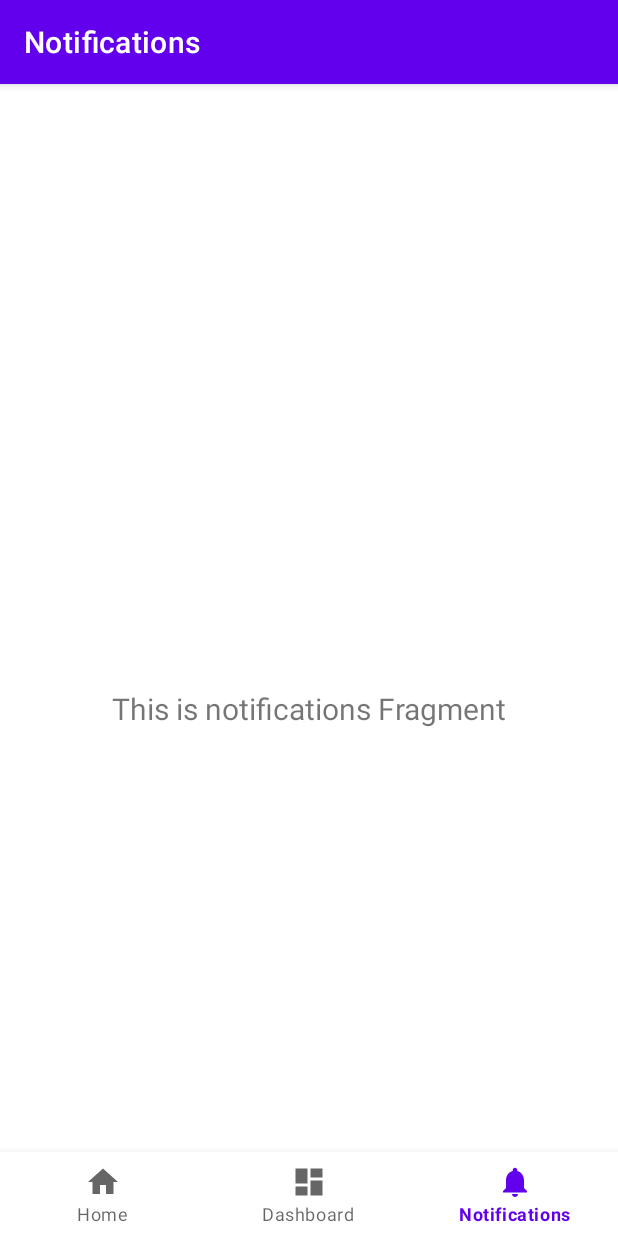
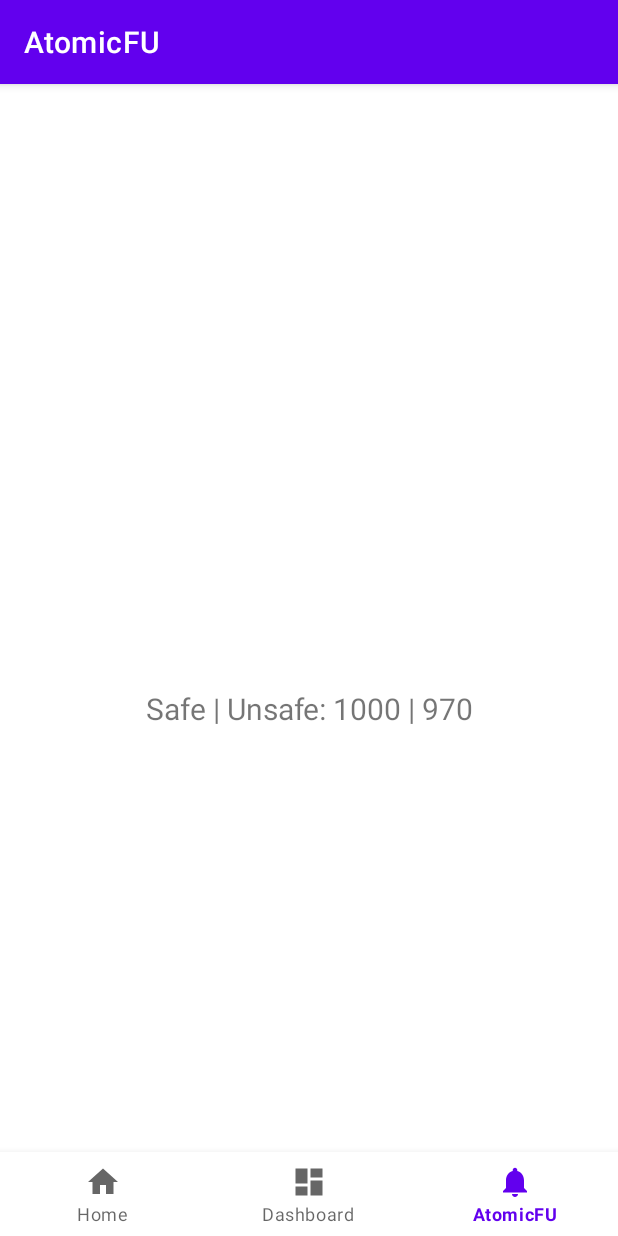
Before and after one commit to severn-everett/AndroidXDemo, an Android app: the screen it shows after launch (MainActivity), item 3 of the bottom bar chosen, on a phone screen of 412 x 824 dp. Run offline under Robolectric (Android 15) with nearby library versions, the phone set to English and light mode, and no system bars; our stand-ins replace navigation-ui.

Commit message:
Initial code for AtomicFU fragment; Reorganized production dependencies

```diff
--- a/app/build.gradle.kts
+++ b/app/build.gradle.kts
@@ -39,12 +39,14 @@ dependencies {
     // Production
     implementation("androidx.core:core-ktx:1.10.0")
     implementation("androidx.appcompat:appcompat:1.6.1")
-    implementation("com.google.android.material:material:1.8.0")
     implementation("androidx.constraintlayout:constraintlayout:2.1.4")
     implementation("androidx.lifecycle:lifecycle-livedata-ktx:2.6.1")
     implementation("androidx.lifecycle:lifecycle-viewmodel-ktx:2.6.1")
     implementation("androidx.navigation:navigation-fragment-ktx:2.5.3")
     implementation("androidx.navigation:navigation-ui-ktx:2.5.3")
+    implementation("com.google.android.material:material:1.8.0")
+    implementation("org.jetbrains.kotlinx:atomicfu:0.20.2")
+    implementation("org.jetbrains.kotlinx:kotlinx-coroutines-android:1.6.4")
     // Test
     testImplementation("junit:junit:4.13.2")
     // Android Test
--- a/app/src/main/java/com/severett/androidxdemo/MainActivity.kt
+++ b/app/src/main/java/com/severett/androidxdemo/MainActivity.kt
@@ -26,7 +26,7 @@ class MainActivity : AppCompatActivity() {
         // menu should be considered as top level destinations.
         val appBarConfiguration = AppBarConfiguration(
             setOf(
-                R.id.navigation_home, R.id.navigation_dashboard, R.id.navigation_notifications
+                R.id.navigation_home, R.id.navigation_dashboard, R.id.navigation_atomicfu
             )
         )
         setupActionBarWithNavController(navController, appBarConfiguration)
--- /dev/null
+++ b/app/src/main/java/com/severett/androidxdemo/ui/atomicfu/AtomicFUFragment.kt
@@ -0,0 +1,57 @@
+package com.severett.androidxdemo.ui.atomicfu
+
+import android.os.Bundle
+import android.view.LayoutInflater
+import android.view.View
+import android.view.ViewGroup
+import android.widget.TextView
+import androidx.fragment.app.Fragment
+import androidx.lifecycle.ViewModelProvider
+import com.severett.androidxdemo.databinding.FragmentAtomicfuBinding
+import kotlinx.atomicfu.atomic
+import kotlinx.coroutines.CoroutineScope
+import kotlinx.coroutines.Dispatchers
+import kotlinx.coroutines.launch
+import kotlinx.coroutines.runBlocking
+
+class AtomicFUFragment : Fragment() {
+    private val safeCounter = atomic(0)
+    private var unsafeCounter = 0
+
+    private var _binding: FragmentAtomicfuBinding? = null
+
+    // This property is only valid between onCreateView and
+    // onDestroyView.
+    private val binding get() = _binding!!
+
+    override fun onCreateView(
+        inflater: LayoutInflater,
+        container: ViewGroup?,
+        savedInstanceState: Bundle?
+    ): View {
+        val atomicFUViewModel = ViewModelProvider(this)[AtomicFUViewModel::class.java]
+
+        _binding = FragmentAtomicfuBinding.inflate(inflater, container, false)
+        val root: View = binding.root
+
+        val textView: TextView = binding.textNotifications
+        atomicFUViewModel.text.observe(viewLifecycleOwner) {
+            textView.text = it
+        }
+        runBlocking {
+            (0 until 1000).map {
+                CoroutineScope(Dispatchers.Default).launch {
+                    safeCounter += 1
+                    unsafeCounter += 1
+                }
+            }.forEach { it.join() }
+        }
+        atomicFUViewModel.text.value = "Safe | Unsafe: ${safeCounter.value} | $unsafeCounter"
+        return root
+    }
+
+    override fun onDestroyView() {
+        super.onDestroyView()
+        _binding = null
+    }
+}
--- /dev/null
+++ b/app/src/main/java/com/severett/androidxdemo/ui/atomicfu/AtomicFUViewModel.kt
@@ -0,0 +1,11 @@
+package com.severett.androidxdemo.ui.atomicfu
+
+import androidx.lifecycle.MutableLiveData
+import androidx.lifecycle.ViewModel
+
+class AtomicFUViewModel : ViewModel() {
+
+    val text = MutableLiveData<String>().apply {
+        value = "This is the AtomicFU Fragment"
+    }
+}
--- a/app/src/main/java/com/severett/androidxdemo/ui/notifications/NotificationsFragment.kt
+++ /dev/null
@@ -1,42 +0,0 @@
-package com.severett.androidxdemo.ui.notifications
-
-import android.os.Bundle
-import android.view.LayoutInflater
-import android.view.View
-import android.view.ViewGroup
-import android.widget.TextView
-import androidx.fragment.app.Fragment
-import androidx.lifecycle.ViewModelProvider
-import com.severett.androidxdemo.databinding.FragmentNotificationsBinding
-
-class NotificationsFragment : Fragment() {
-
-    private var _binding: FragmentNotificationsBinding? = null
-
-    // This property is only valid between onCreateView and
-    // onDestroyView.
-    private val binding get() = _binding!!
-
-    override fun onCreateView(
-        inflater: LayoutInflater,
-        container: ViewGroup?,
-        savedInstanceState: Bundle?
-    ): View {
-        val notificationsViewModel =
-            ViewModelProvider(this).get(NotificationsViewModel::class.java)
-
-        _binding = FragmentNotificationsBinding.inflate(inflater, container, false)
-        val root: View = binding.root
-
-        val textView: TextView = binding.textNotifications
-        notificationsViewModel.text.observe(viewLifecycleOwner) {
-            textView.text = it
-        }
-        return root
-    }
-
-    override fun onDestroyView() {
-        super.onDestroyView()
-        _binding = null
-    }
-}
--- a/app/src/main/java/com/severett/androidxdemo/ui/notifications/NotificationsViewModel.kt
+++ /dev/null
@@ -1,13 +0,0 @@
-package com.severett.androidxdemo.ui.notifications
-
-import androidx.lifecycle.LiveData
-import androidx.lifecycle.MutableLiveData
-import androidx.lifecycle.ViewModel
-
-class NotificationsViewModel : ViewModel() {
-
-    private val _text = MutableLiveData<String>().apply {
-        value = "This is notifications Fragment"
-    }
-    val text: LiveData<String> = _text
-}
--- a/app/src/main/res/layout/fragment_notifications.xml
+++ b/app/src/main/res/layout/fragment_atomicfu.xml
@@ -4,7 +4,7 @@
     xmlns:tools="http://schemas.android.com/tools"
     android:layout_width="match_parent"
     android:layout_height="match_parent"
-    tools:context=".ui.notifications.NotificationsFragment">
+    tools:context=".ui.atomicfu.AtomicFUFragment">
 
     <TextView
         android:id="@+id/text_notifications"
--- a/app/src/main/res/menu/bottom_nav_menu.xml
+++ b/app/src/main/res/menu/bottom_nav_menu.xml
@@ -12,8 +12,8 @@
         android:title="@string/title_dashboard" />
 
     <item
-        android:id="@+id/navigation_notifications"
+        android:id="@+id/navigation_atomicfu"
         android:icon="@drawable/ic_notifications_black_24dp"
-        android:title="@string/title_notifications" />
+        android:title="@string/title_atomicfu" />
 
 </menu>
--- a/app/src/main/res/navigation/mobile_navigation.xml
+++ b/app/src/main/res/navigation/mobile_navigation.xml
@@ -18,8 +18,8 @@
         tools:layout="@layout/fragment_dashboard" />
 
     <fragment
-        android:id="@+id/navigation_notifications"
-        android:name="com.severett.androidxdemo.ui.notifications.NotificationsFragment"
-        android:label="@string/title_notifications"
-        tools:layout="@layout/fragment_notifications" />
+        android:id="@+id/navigation_atomicfu"
+        android:name="com.severett.androidxdemo.ui.atomicfu.AtomicFUFragment"
+        android:label="@string/title_atomicfu"
+        tools:layout="@layout/fragment_atomicfu" />
 </navigation>
--- a/app/src/main/res/values/strings.xml
+++ b/app/src/main/res/values/strings.xml
@@ -2,5 +2,5 @@
     <string name="app_name">AndroidXDemo</string>
     <string name="title_home">Home</string>
     <string name="title_dashboard">Dashboard</string>
-    <string name="title_notifications">Notifications</string>
+    <string name="title_atomicfu">AtomicFU</string>
 </resources>
```
